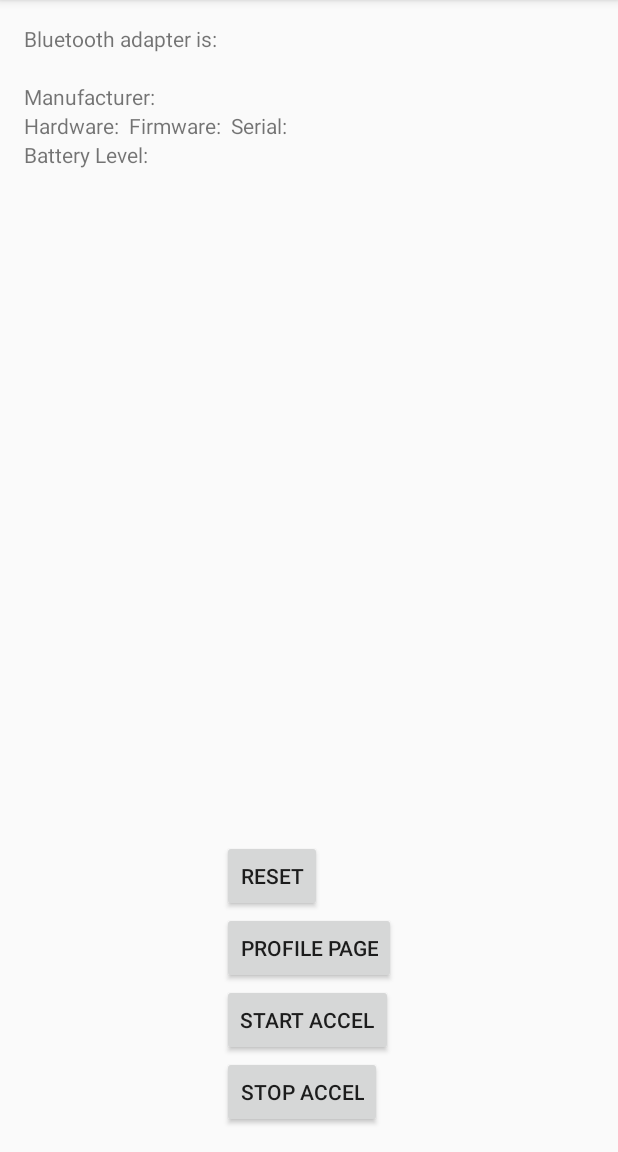
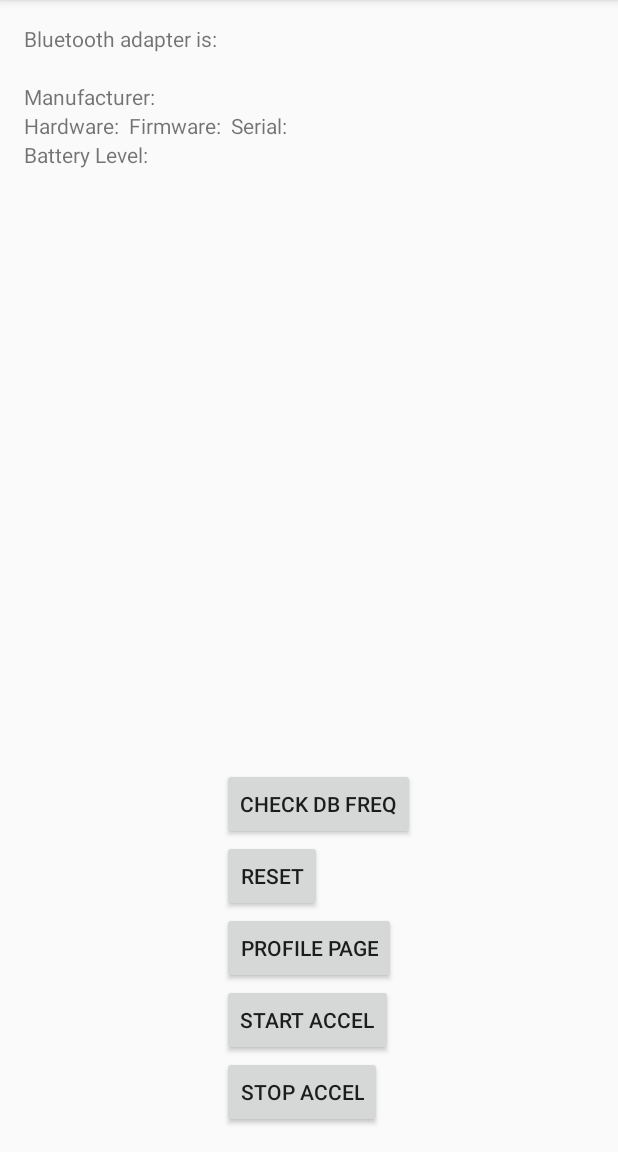
Before and after one commit to Egyptianfury/MetaWearBoxingApp, an Android app: the screen it shows after launch (MainActivity), on a phone screen of 412 x 824 dp, the part 84-1236 px from its top. Run offline under Robolectric (Android 15) with nearby library versions, the phone set to English and light mode, and no system bars; libraries missing offline, so code that uses them is left out: com.jjoe64.graphview, com.mbientlab.metawear; 1 statement that could not run was skipped.

Commit message:
Edited database for frequency

```diff
--- a/app/src/main/java/ca/concordia/metaweargpioexample/DatabaseHelper.java
+++ b/app/src/main/java/ca/concordia/metaweargpioexample/DatabaseHelper.java
@@ -28,9 +28,8 @@ public class DatabaseHelper extends SQLiteOpenHelper {
     //Strings for Accel Table
     public static final String TABLE_NAME2 = "freq_table";
     public static final String COL_A = "ID";
-    public static final String COL_B = "XCOORD";
-    public static final String COL_C = "YCOORD";
-    public static final String COL_D = "ZCOORD";
+    public static final String COL_B = "FREQ";
+    public static final String COL_C = "DATE";
 
 
     public DatabaseHelper(Context context) {
@@ -40,7 +39,7 @@ public class DatabaseHelper extends SQLiteOpenHelper {
     @Override
     public void onCreate(SQLiteDatabase db) {
         db.execSQL("create table " + TABLE_NAME + " (ID INTEGER PRIMARY KEY AUTOINCREMENT, FIRSTNAME TEXT, LASTNAME TEXT, WEIGHT TEXT, GYM TEXT, LEADHAND TEXT)");
-        db.execSQL("create table " + TABLE_NAME2 + " (ID INTEGER PRIMARY KEY AUTOINCREMENT, XCOORD REAL, YCOORD REAL, ZCOORD REAL)");
+        db.execSQL("create table " + TABLE_NAME2 + " (ID INTEGER PRIMARY KEY AUTOINCREMENT, FREQ INT, DATE TEXT)");
     }
 
     @Override
@@ -72,12 +71,11 @@ public class DatabaseHelper extends SQLiteOpenHelper {
             return true;
     }
 
-    public boolean insertFreq(float x, float y, float z){
+    public boolean insertFreq(int x, String date){
         SQLiteDatabase db = this.getWritableDatabase();
         ContentValues contentValues = new ContentValues();
         contentValues.put(COL_B, x);
-        contentValues.put(COL_C, y);
-        contentValues.put(COL_D, z);
+        contentValues.put(COL_C, date);
         long result = db.insert(TABLE_NAME2, null, contentValues);
         if (result == -1)
             return false;
--- a/app/src/main/res/layout/activity_main.xml
+++ b/app/src/main/res/layout/activity_main.xml
@@ -172,4 +172,12 @@
         android:layout_below="@+id/rssi"
         android:layout_toEndOf="@+id/rssi" />
 
+    <Button
+        android:layout_width="wrap_content"
+        android:layout_height="wrap_content"
+        android:text="Check DB Freq"
+        android:id="@+id/db_freq"
+        android:layout_above="@+id/reset_but"
+        android:layout_alignStart="@+id/reset_but" />
+
 </RelativeLayout>
```
Also changed, not shown: app/src/main/java/ca/concordia/metaweargpioexample/MainActivity.java (+37 -7 lines), 1 other file.
